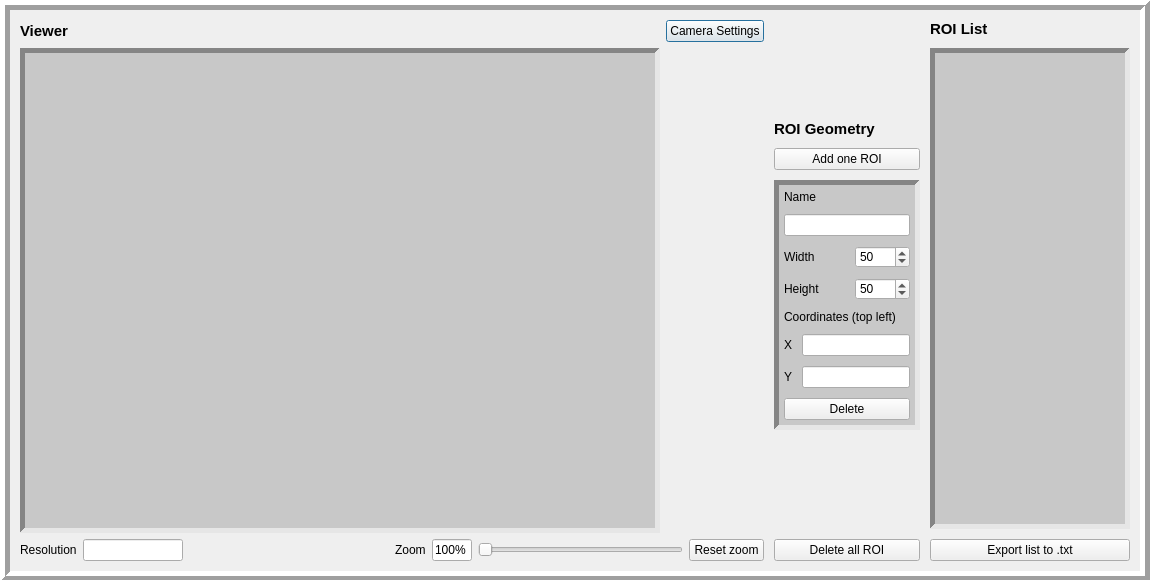
kaertech-dev/soniquemini_ledtest, file layout/debug_roi_compact.ui: the form before one commit.
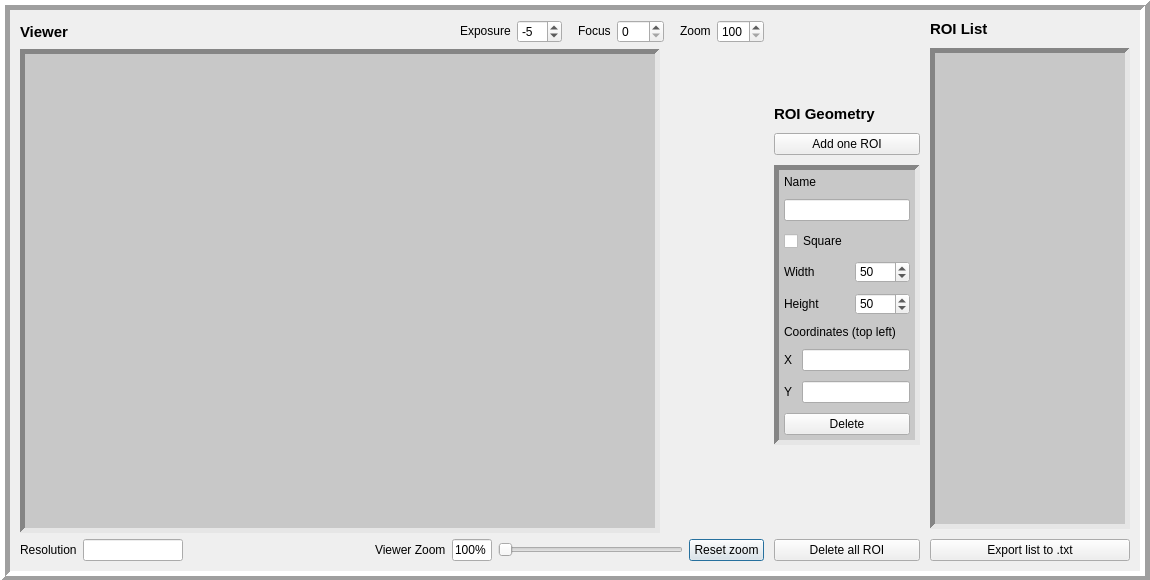
The form after the commit.

Commit message: better camera handler; moved login details; fixed ROI debugger

```diff
--- a/layout/debug_roi_compact.ui
+++ b/layout/debug_roi_compact.ui
@@ -81,11 +81,109 @@
          </spacer>
         </item>
         <item>
-         <widget class="QPushButton" name="loadImage_button">
-          <property name="text">
-           <string>Camera Settings</string>
+         <layout class="QHBoxLayout" name="horizontalLayout_14">
+          <property name="leftMargin">
+           <number>10</number>
           </property>
-         </widget>
+          <item>
+           <widget class="QLabel" name="label_11">
+            <property name="sizePolicy">
+             <sizepolicy hsizetype="Preferred" vsizetype="Maximum">
+              <horstretch>0</horstretch>
+              <verstretch>0</verstretch>
+             </sizepolicy>
+            </property>
+            <property name="text">
+             <string>Exposure</string>
+            </property>
+           </widget>
+          </item>
+          <item>
+           <widget class="QSpinBox" name="exposure_input">
+            <property name="minimum">
+             <number>-14</number>
+            </property>
+            <property name="maximum">
+             <number>-2</number>
+            </property>
+            <property name="value">
+             <number>-5</number>
+            </property>
+           </widget>
+          </item>
+         </layout>
+        </item>
+        <item>
+         <layout class="QHBoxLayout" name="horizontalLayout_13">
+          <property name="leftMargin">
+           <number>10</number>
+          </property>
+          <item>
+           <widget class="QLabel" name="label_10">
+            <property name="sizePolicy">
+             <sizepolicy hsizetype="Preferred" vsizetype="Maximum">
+              <horstretch>0</horstretch>
+              <verstretch>0</verstretch>
+             </sizepolicy>
+            </property>
+            <property name="text">
+             <string>Focus</string>
+            </property>
+           </widget>
+          </item>
+          <item>
+           <widget class="QSpinBox" name="focus_input">
+            <property name="minimum">
+             <number>0</number>
+            </property>
+            <property name="maximum">
+             <number>255</number>
+            </property>
+            <property name="singleStep">
+             <number>5</number>
+            </property>
+            <property name="value">
+             <number>0</number>
+            </property>
+           </widget>
+          </item>
+         </layout>
+        </item>
+        <item>
+         <layout class="QHBoxLayout" name="horizontalLayout_12">
+          <property name="leftMargin">
+           <number>10</number>
+          </property>
+          <item>
+           <widget class="QLabel" name="label_9">
+            <property name="sizePolicy">
+             <sizepolicy hsizetype="Preferred" vsizetype="Maximum">
+              <horstretch>0</horstretch>
+              <verstretch>0</verstretch>
+             </sizepolicy>
+            </property>
+            <property name="text">
+             <string>Zoom</string>
+            </property>
+           </widget>
+          </item>
+          <item>
+           <widget class="QSpinBox" name="zoom_input">
+            <property name="minimum">
+             <number>100</number>
+            </property>
+            <property name="maximum">
+             <number>700</number>
+            </property>
+            <property name="singleStep">
+             <number>1</number>
+            </property>
+            <property name="value">
+             <number>100</number>
+            </property>
+           </widget>
+          </item>
+         </layout>
         </item>
        </layout>
       </item>
@@ -158,7 +256,7 @@
         <item>
          <widget class="QLabel" name="zoomCtrl_label">
           <property name="text">
-           <string>Zoom</string>
+           <string>Viewer Zoom</string>
           </property>
          </widget>
         </item>
@@ -305,6 +403,16 @@
            </property>
           </widget>
          </item>
+         <item>
+          <widget class="QCheckBox" name="squareMode">
+           <property name="text">
+            <string>Square</string>
+           </property>
+           <property name="checked">
+            <bool>false</bool>
+           </property>
+          </widget>
+         </item>
          <item>
           <layout class="QHBoxLayout" name="horizontalLayout_6">
            <item>
@@ -367,6 +475,9 @@
                <height>16777215</height>
               </size>
              </property>
+             <property name="readOnly">
+              <bool>false</bool>
+             </property>
              <property name="minimum">
               <number>5</number>
              </property>
```
Left out of the diff: 1 changed line with no effect on the pictures. The commit also changes 9 other files.
